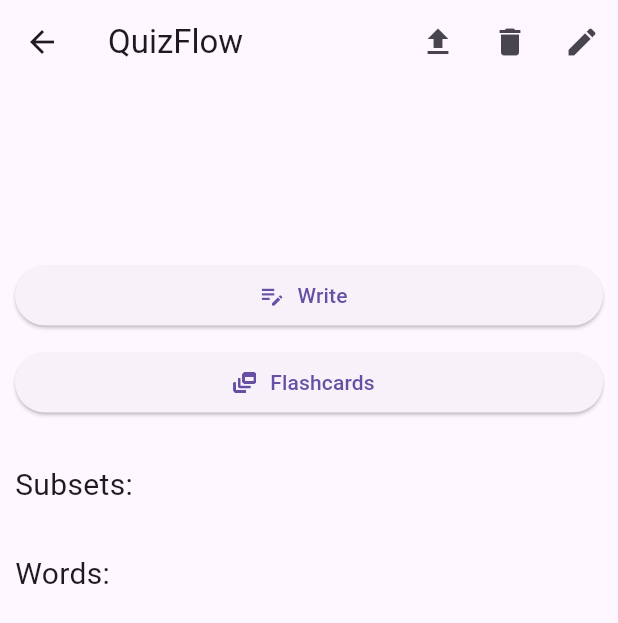
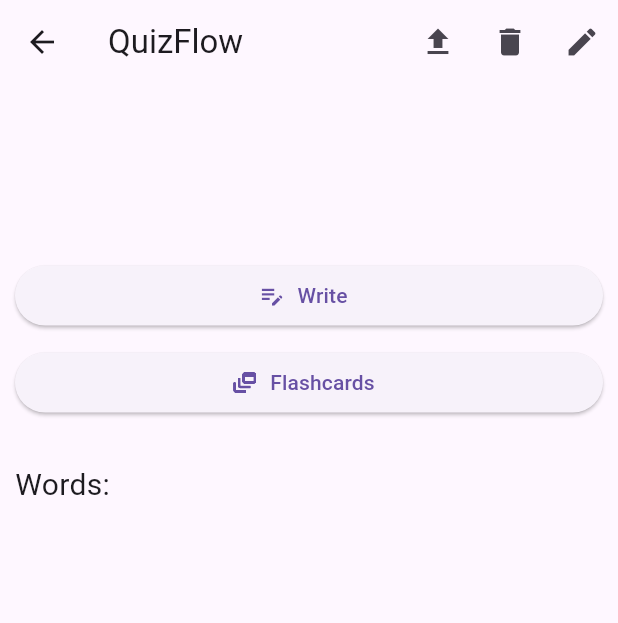
Before and after one commit to judemont/QuizFlow, a Flutter app: the VocDetailsPage screen opened directly with empty values, on a phone screen of 412 x 824 dp. Shown: the top 623 px of the screen. Run offline on Flutter 3.47's test engine with Material 3 defaults, Android fonts, the phone set to English and light mode, and no system bars; our stand-ins replace flip_card, share_plus, shared_preferences, sqflite, sqflite_common_ffi; missing offline and left inert: file_selector, flutter_archive; accounts and stored records are empty.

Commit message:
chore: Refactor VocDetailsPage to conditionally render subsets section

```diff
--- a/lib/widgets/voc_details_page.dart
+++ b/lib/widgets/voc_details_page.dart
@@ -149,11 +149,17 @@ class _VocDetailsPageState extends State<VocDetailsPage> {
                   icon: const Icon(Icons.dynamic_feed),
                 ),
               ),
-              const SizedBox(height: 30),
-              const Text(
-                "Subsets:",
-                style: TextStyle(fontSize: 20),
-              ),
+              Visibility(
+                  visible: subsets.isNotEmpty,
+                  child: const Column(
+                    children: [
+                      SizedBox(height: 30),
+                      Text(
+                        "Subsets:",
+                        style: TextStyle(fontSize: 20),
+                      ),
+                    ],
+                  )),
               ListView.builder(
                   shrinkWrap: true,
                   physics: const NeverScrollableScrollPhysics(),
```
